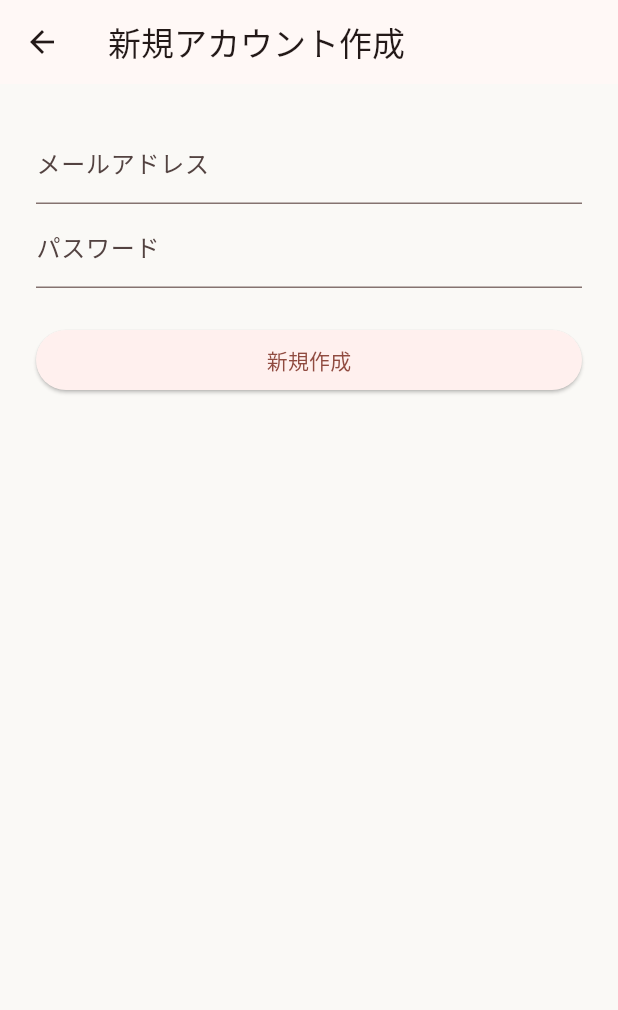
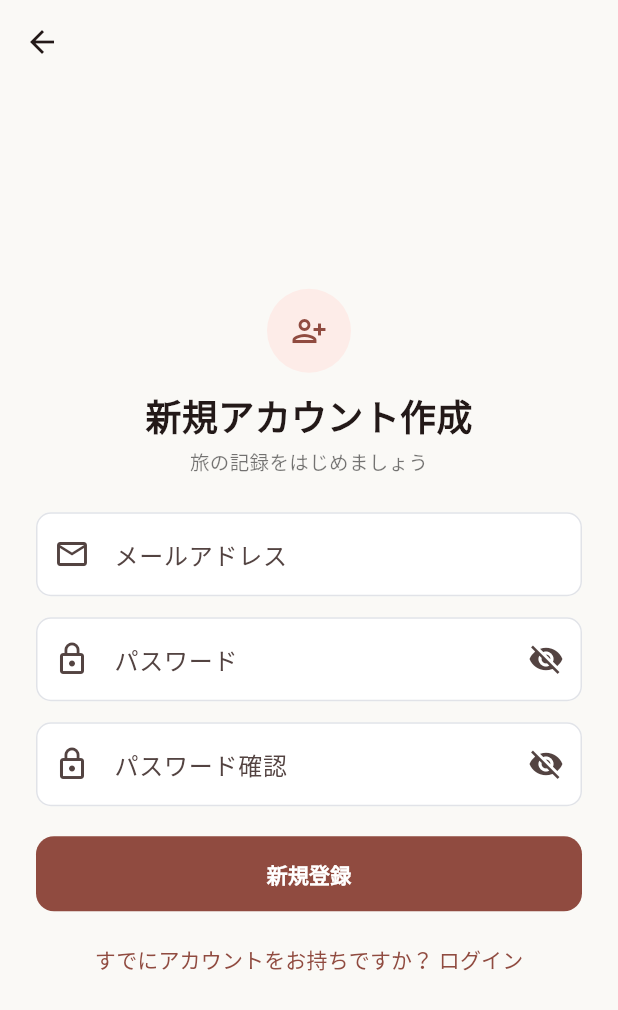
Before and after one commit to a-oba4485/TeamE, a Flutter app: the RegisterPage screen opened directly, on a phone screen of 412 x 824 dp. Shown: the top 1010 px of the screen. Run offline on Flutter 3.47's test engine with Material 3 defaults, Android fonts, the phone set to English and light mode, and no system bars; our stand-ins replace image_picker, supabase_flutter; missing offline and left inert: countries_world_map; accounts and stored records are empty.

Commit message:
新規登録画面のデザイン変更

```diff
--- a/TeamE_application/lib/register_page.dart
+++ b/TeamE_application/lib/register_page.dart
@@ -11,20 +11,25 @@ class RegisterPage extends StatefulWidget {
 class _RegisterPageState extends State<RegisterPage> {
   final _emailController = TextEditingController();
   final _passwordController = TextEditingController();
+  final _confirmController = TextEditingController();
   bool _isLoading = false;
   String? _errorMessage;
+  bool _obscurePassword = true;
+  bool _obscureConfirm = true;
 
   @override
   void dispose() {
     _emailController.dispose();
     _passwordController.dispose();
+    _confirmController.dispose();
     super.dispose();
   }
 
+  // Supabaseの英語のエラー文を、日本語に変える
   String _toJapanese(String message) {
     final m = message.toLowerCase();
     if (m.contains('already registered') ||
-        m.contains('alrady been registered')) {
+        m.contains('already been registered')) {
       return 'このメールアドレスは既に登録されています';
     }
     if (m.contains('password') && m.contains('at least')) {
@@ -34,7 +39,7 @@ class _RegisterPageState extends State<RegisterPage> {
       return 'メールアドレスの形式が正しくありません';
     }
     if (m.contains('rate limit')) {
-      return '短時間に何度も試されました。お時間をおいて再度お試しください';
+      return '短時間に何度も試されました。時間をおいて再度お試しください';
     }
     return '登録に失敗しました。入力内容をご確認ください';
   }
@@ -42,9 +47,19 @@ class _RegisterPageState extends State<RegisterPage> {
   Future<void> _register() async {
     final email = _emailController.text.trim();
     final password = _passwordController.text;
+    final confirm = _confirmController.text;
 
+    // 入力チェック
     if (email.isEmpty || password.isEmpty) {
-      setState(() => _errorMessage = 'メールアドレスとパスワードを入力してください');
+      setState(() => _errorMessage = '未入力の項目があります');
+      return;
+    }
+    if (password.length < 6) {
+      setState(() => _errorMessage = 'パスワードは6文字以上で設定してください');
+      return;
+    }
+    if (password != confirm) {
+      setState(() => _errorMessage = 'パスワードが一致しません');
       return;
     }
 
@@ -57,6 +72,7 @@ class _RegisterPageState extends State<RegisterPage> {
       final supabase = Supabase.instance.client;
       await supabase.auth.signUp(email: email, password: password);
       if (!mounted) return;
+      // 登録画面を閉じて、AuthGateが切り替えた画面（地図）を表示する
       Navigator.popUntil(context, (route) => route.isFirst);
     } on AuthException catch (e) {
       if (mounted) setState(() => _errorMessage = _toJapanese(e.message));
@@ -71,41 +87,139 @@ class _RegisterPageState extends State<RegisterPage> {
 
   @override
   Widget build(BuildContext context) {
+    final primary = Theme.of(context).colorScheme.primary;
+    final fieldBorder = OutlineInputBorder(
+      borderRadius: BorderRadius.circular(10),
+      borderSide: const BorderSide(color: Color(0xFFE1E3E8)),
+    );
+
+    // 入力欄の見た目を作る部品（3つの欄で使い回す）
+    InputDecoration fieldStyle(String label, IconData icon, {Widget? suffix}) {
+      return InputDecoration(
+        labelText: label,
+        prefixIcon: Icon(icon),
+        suffixIcon: suffix,
+        filled: true,
+        fillColor: Colors.white,
+        border: fieldBorder,
+        enabledBorder: fieldBorder,
+      );
+    }
+
     return Scaffold(
-      appBar: AppBar(title: const Text('新規アカウント作成')),
-      body: Padding(
-        padding: const EdgeInsets.all(24),
+      appBar: AppBar(
+        backgroundColor: Colors.transparent,
+        elevation: 0,
+        scrolledUnderElevation: 0,
+      ),
+      body: SafeArea(
+        child: Center(
+          child: SingleChildScrollView(
+            padding: const EdgeInsets.fromLTRB(24, 0, 24, 24),
             child: Column(
               children: [
+                CircleAvatar(
+                  radius: 28,
+                  backgroundColor: const Color(0xFFFDECE8),
+                  child: Icon(Icons.person_add_alt_1_outlined, color: primary),
+                ),
+                const SizedBox(height: 12),
+                const Text(
+                  '新規アカウント作成',
+                  style: TextStyle(fontSize: 24, fontWeight: FontWeight.bold),
+                ),
+                const SizedBox(height: 4),
+                const Text(
+                  '旅の記録をはじめましょう',
+                  style: TextStyle(fontSize: 13, color: Colors.black54),
+                ),
+                const SizedBox(height: 24),
                 TextField(
                   controller: _emailController,
                   keyboardType: TextInputType.emailAddress,
-              decoration: const InputDecoration(labelText: 'メールアドレス'),
+                  decoration: fieldStyle('メールアドレス', Icons.email_outlined),
                 ),
+                const SizedBox(height: 14),
                 TextField(
                   controller: _passwordController,
-              obscureText: true,
-              decoration: const InputDecoration(labelText: 'パスワード'),
+                  obscureText: _obscurePassword,
+                  decoration: fieldStyle(
+                    'パスワード',
+                    Icons.lock_outline,
+                    suffix: IconButton(
+                      icon: Icon(
+                        _obscurePassword
+                            ? Icons.visibility_off
+                            : Icons.visibility,
+                      ),
+                      tooltip: _obscurePassword ? 'パスワードを表示' : 'パスワードを隠す',
+                      onPressed: () {
+                        setState(() => _obscurePassword = !_obscurePassword);
+                      },
+                    ),
+                  ),
+                ),
+                const SizedBox(height: 14),
+                TextField(
+                  controller: _confirmController,
+                  obscureText: _obscureConfirm,
+                  decoration: fieldStyle(
+                    'パスワード確認',
+                    Icons.lock_outline,
+                    suffix: IconButton(
+                      icon: Icon(
+                        _obscureConfirm
+                            ? Icons.visibility_off
+                            : Icons.visibility,
+                      ),
+                      tooltip: _obscureConfirm ? 'パスワードを表示' : 'パスワードを隠す',
+                      onPressed: () {
+                        setState(() => _obscureConfirm = !_obscureConfirm);
+                      },
+                    ),
+                  ),
                 ),
                 if (_errorMessage != null) ...[
                   const SizedBox(height: 12),
-              Text(_errorMessage!, style: const TextStyle(color: Colors.red)),
+                  Text(
+                    _errorMessage!,
+                    style: const TextStyle(color: Colors.red),
+                  ),
                 ],
-            const SizedBox(height: 24),
+                const SizedBox(height: 20),
                 SizedBox(
                   width: double.infinity,
-              child: ElevatedButton(
+                  height: 50,
+                  child: FilledButton(
                     onPressed: _isLoading ? null : _register,
+                    style: FilledButton.styleFrom(
+                      shape: RoundedRectangleBorder(
+                        borderRadius: BorderRadius.circular(12),
+                      ),
+                    ),
                     child: _isLoading
                         ? const SizedBox(
                             height: 20,
                             width: 20,
-                        child: CircularProgressIndicator(strokeWidth: 2),
+                            child: CircularProgressIndicator(
+                              strokeWidth: 2,
+                              color: Colors.white,
+                            ),
                           )
-                    : const Text('新規作成'),
+                        : const Text(
+                            '新規登録',
+                            style: TextStyle(fontWeight: FontWeight.bold),
                           ),
                   ),
+                ),
+                const SizedBox(height: 8),
+                TextButton(
+                  onPressed: () => Navigator.pop(context),
+                  child: const Text('すでにアカウントをお持ちですか？ ログイン'),
+                ),
               ],
+            ),
+          ),
         ),
       ),
     );
```
Lines whose indentation alone changed are shown as unchanged.
